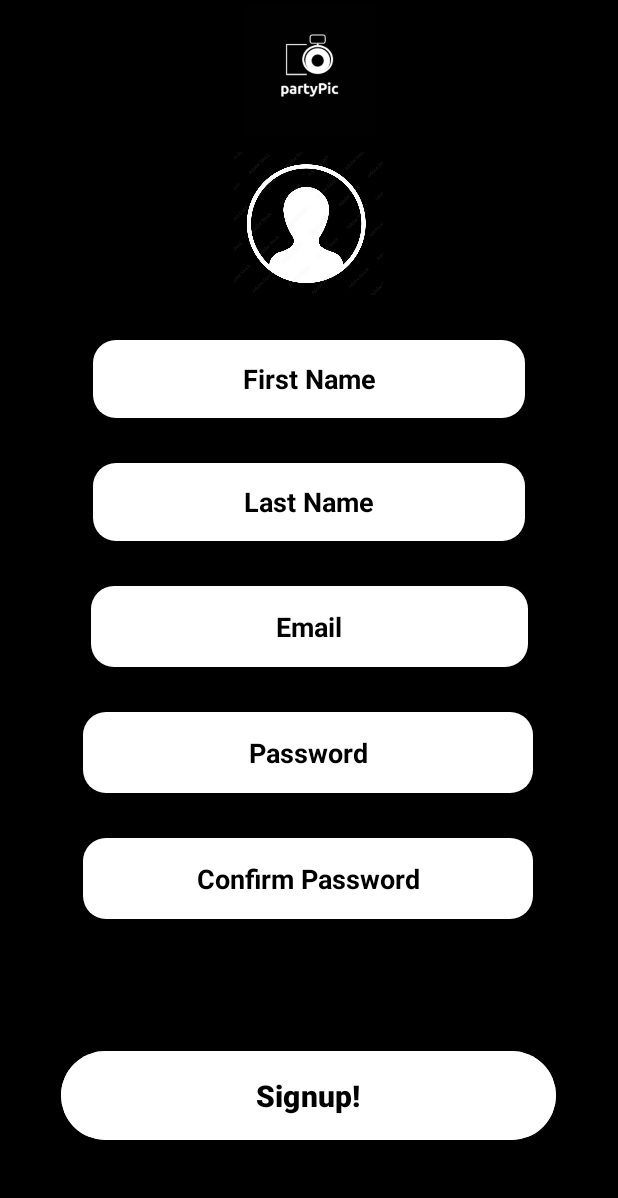
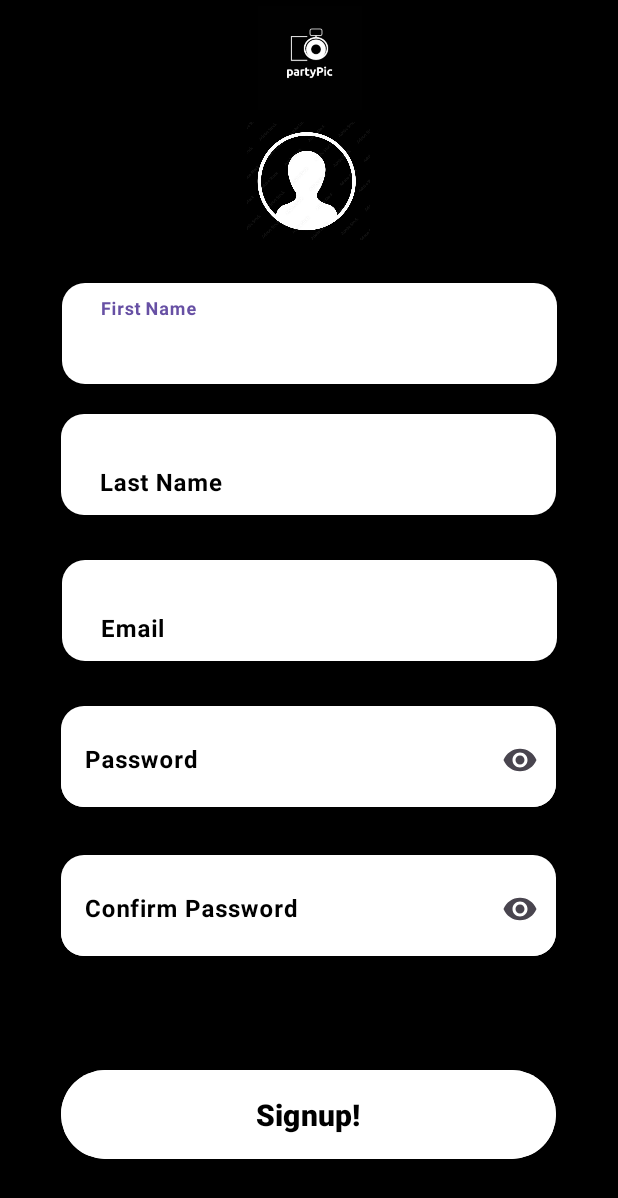
Before and after one commit to trollroll4u/DrinkMaster-android, an Android app: the SignupActivity screen opened directly, with no data from a screen before it, on a phone screen of 412 x 824 dp. Shown: the top 1198 px of the screen. Run offline under Robolectric (Android 15) with nearby library versions, the phone set to English and light mode, and no system bars.

Commit message:
change to google guidline

```diff
--- a/app/src/main/java/com/example/partypic2/SignupActivity.kt
+++ b/app/src/main/java/com/example/partypic/SignupActivity.kt
@@ -1,4 +1,4 @@
-package com.example.partypic2
+package com.example.partypic
 import android.content.Intent
 import androidx.appcompat.app.AppCompatActivity
 import android.os.Bundle
@@ -12,6 +12,7 @@ import android.widget.Toast
 import androidx.activity.result.ActivityResult
 import androidx.activity.result.ActivityResultLauncher
 import androidx.activity.result.contract.ActivityResultContracts.StartActivityForResult
+
 
 
 class SignupActivity : AppCompatActivity() {
--- a/app/src/main/res/layout/activity_main.xml
+++ b/app/src/main/res/layout/activity_main.xml
@@ -16,6 +16,8 @@
         app:layout_constraintStart_toStartOf="parent"
         app:layout_constraintTop_toTopOf="parent" />
 
+
+
     <Button
         android:id="@+id/onCreateButton"
         android:layout_width="0dp"
--- a/app/src/main/res/layout/signup_screen.xml
+++ b/app/src/main/res/layout/signup_screen.xml
@@ -9,8 +9,8 @@
 
     <ImageView
         android:id="@+id/imageView2"
-        android:layout_width="106dp"
-        android:layout_height="87dp"
+        android:layout_width="98dp"
+        android:layout_height="69dp"
         android:layout_marginTop="4dp"
         app:layout_constraintEnd_toEndOf="parent"
         app:layout_constraintStart_toStartOf="parent"
@@ -20,10 +20,10 @@
 
     <ImageButton
         android:id="@+id/profilePicButton"
+        android:layout_width="106dp"
+        android:layout_height="95dp"
+        android:backgroundTint="#000000"
         android:contentDescription="pick profile picture"
-        android:layout_width="122dp"
-        android:layout_height="115dp"
-        android:backgroundTint="#000000"
         android:scaleType="centerCrop"
         app:layout_constraintEnd_toEndOf="parent"
         app:layout_constraintHorizontal_bias="0.498"
@@ -31,16 +31,14 @@
         app:layout_constraintTop_toBottomOf="@+id/imageView2"
         app:srcCompat="@drawable/profilelogo" />
 
-    <EditText
-        android:id="@+id/editTextFirstName"
-        android:layout_width="288dp"
-        android:layout_height="52dp"
+    <com.google.android.material.textfield.TextInputLayout
+        android:id="@+id/layoutTextFirstName"
+        android:layout_width="330dp"
+        android:layout_height="67dp"
         android:layout_marginTop="20dp"
         android:width="291dp"
-        android:height="54dp"
+        android:height="62dp"
         android:background="@drawable/rounded_edittext"
-        android:ems="10"
-        android:gravity="center"
         android:hint="First Name"
         android:inputType="text"
         android:padding="10dp"
@@ -50,18 +48,29 @@
         android:textStyle="bold"
         app:layout_constraintEnd_toEndOf="parent"
         app:layout_constraintStart_toStartOf="parent"
-        app:layout_constraintTop_toBottomOf="@+id/profilePicButton" />
+        app:layout_constraintTop_toBottomOf="@+id/profilePicButton" >
 
-    <EditText
-        android:id="@+id/editTextLastName"
-        android:layout_width="288dp"
-        android:layout_height="52dp"
-        android:layout_marginTop="30dp"
-        android:width="291dp"
-        android:height="54dp"
+        <com.google.android.material.textfield.TextInputEditText
+            android:id="@+id/editTextFirstName"
+            android:layout_width="match_parent"
+            android:layout_height="62dp"
+            android:layout_marginTop="20dp"
             android:background="@drawable/rounded_edittext"
             android:ems="10"
-        android:gravity="center"
+            android:shadowColor="#000000"
+            android:textColor="#000000"
+            android:textColorHint="#000000"
+            android:textStyle="bold" />
+    </com.google.android.material.textfield.TextInputLayout>
+
+    <com.google.android.material.textfield.TextInputLayout
+        android:id="@+id/layoutTextLastName"
+        android:layout_width="330dp"
+        android:layout_height="67dp"
+        android:layout_marginTop="20dp"
+        android:width="291dp"
+        android:height="62dp"
+        android:background="@drawable/rounded_edittext"
         android:hint="Last Name"
         android:inputType="text"
         android:padding="10dp"
@@ -70,17 +79,30 @@
         android:textColorHint="#000000"
         android:textStyle="bold"
         app:layout_constraintEnd_toEndOf="parent"
+        app:layout_constraintHorizontal_bias="0.495"
         app:layout_constraintStart_toStartOf="parent"
-        app:layout_constraintTop_toBottomOf="@+id/editTextFirstName" />
+        app:layout_constraintTop_toBottomOf="@+id/layoutTextFirstName" >
 
-    <EditText
-        android:id="@+id/editTextEmailAddress"
-        android:layout_width="291dp"
-        android:layout_height="54dp"
+        <com.google.android.material.textfield.TextInputEditText
+            android:id="@+id/editTextLastName"
+            android:layout_width="308dp"
+            android:layout_height="62dp"
+            android:layout_marginTop="20dp"
+            android:background="@drawable/rounded_edittext"
+            android:ems="10"
+            android:shadowColor="#000000"
+            android:textColor="#000000"
+            android:textColorHint="#000000"
+            android:textStyle="bold" />
+
+    </com.google.android.material.textfield.TextInputLayout>
+
+    <com.google.android.material.textfield.TextInputLayout
+        android:id="@+id/layoutTextEmailAddress"
+        android:layout_width="330dp"
+        android:layout_height="67dp"
         android:layout_marginTop="30dp"
         android:background="@drawable/rounded_edittext"
-        android:ems="10"
-        android:gravity="center"
         android:hint="Email"
         android:inputType="textEmailAddress"
         android:padding="10dp"
@@ -90,18 +112,59 @@
         android:textStyle="bold"
         app:layout_constraintEnd_toEndOf="parent"
         app:layout_constraintStart_toStartOf="parent"
-        app:layout_constraintTop_toBottomOf="@+id/editTextLastName" />
+        app:layout_constraintTop_toBottomOf="@+id/layoutTextLastName" >
 
-    <EditText
-        android:id="@+id/editTextPassword"
-        android:layout_width="300dp"
-        android:layout_height="54dp"
+        <com.google.android.material.textfield.TextInputEditText
+            android:id="@+id/editTextEmailAddress"
+            android:layout_width="match_parent"
+            android:layout_height="62dp"
+            android:layout_marginTop="20dp"
+            android:background="@drawable/rounded_edittext"
+            android:ems="10"
+            android:shadowColor="#000000"
+            android:textColor="#000000"
+            android:textColorHint="#000000"
+            android:textStyle="bold" />
+
+
+    </com.google.android.material.textfield.TextInputLayout>
+
+    <com.google.android.material.textfield.TextInputLayout
+        android:id="@+id/layoutTextPassword"
+        android:layout_width="330dp"
+        android:layout_height="67dp"
         android:layout_marginTop="30dp"
         android:background="@drawable/rounded_edittext"
+        android:hint="Password"
+        app:endIconMode="password_toggle"
+        android:textColorHint="#000000"
+        app:layout_constraintEnd_toEndOf="parent"
+        app:layout_constraintHorizontal_bias="0.495"
+        app:layout_constraintStart_toStartOf="parent"
+        app:layout_constraintTop_toBottomOf="@+id/layoutTextEmailAddress" >
+
+        <com.google.android.material.textfield.TextInputEditText
+            android:id="@+id/editTextPassword"
+            android:layout_width="match_parent"
+            android:layout_height="62dp"
+            android:layout_marginTop="20dp"
+            android:background="@drawable/rounded_edittext"
             android:ems="10"
-        android:gravity="center"
-        android:hint="Password"
             android:inputType="textPassword"
+            android:shadowColor="#000000"
+            android:textColor="#000000"
+            android:textColorHint="#000000"
+            android:textStyle="bold" />
+
+    </com.google.android.material.textfield.TextInputLayout>
+
+    <com.google.android.material.textfield.TextInputLayout
+        android:id="@+id/layoutTextConfirmPassword"
+        android:layout_width="330dp"
+        android:layout_height="67dp"
+        android:layout_marginTop="32dp"
+        android:background="@drawable/rounded_edittext"
+        app:endIconMode="password_toggle"
         android:shadowColor="#000000"
         android:textColor="#0E0E0E"
         android:textColorHint="#000000"
@@ -109,28 +172,25 @@
         app:layout_constraintEnd_toEndOf="parent"
         app:layout_constraintHorizontal_bias="0.495"
         app:layout_constraintStart_toStartOf="parent"
-        app:layout_constraintTop_toBottomOf="@+id/editTextEmailAddress" />
+        app:layout_constraintTop_toBottomOf="@+id/layoutTextPassword" >
 
-    <EditText
+        <com.google.android.material.textfield.TextInputEditText
             android:id="@+id/editTextConfirmPassword"
-        android:layout_width="300dp"
-        android:layout_height="54dp"
-        android:layout_marginTop="30dp"
+            android:layout_width="match_parent"
+            android:layout_height="62dp"
+            android:layout_marginTop="20dp"
             android:background="@drawable/rounded_edittext"
             android:ems="10"
-        android:gravity="center"
             android:hint="Confirm Password"
             android:inputType="textPassword"
             android:shadowColor="#000000"
-        android:textColor="#0E0E0E"
+            android:textColor="#000000"
             android:textColorHint="#000000"
-        android:textStyle="bold"
-        app:layout_constraintEnd_toEndOf="parent"
-        app:layout_constraintHorizontal_bias="0.495"
-        app:layout_constraintStart_toStartOf="parent"
-        app:layout_constraintTop_toBottomOf="@+id/editTextPassword" />
+            android:textStyle="bold" />
 
-    <Button
+    </com.google.android.material.textfield.TextInputLayout>
+
+    <com.google.android.material.button.MaterialButton
         android:id="@+id/SignupButton"
         android:layout_width="330dp"
         android:layout_height="67dp"
@@ -145,7 +205,7 @@
         app:layout_constraintEnd_toEndOf="parent"
         app:layout_constraintHorizontal_bias="0.493"
         app:layout_constraintStart_toStartOf="parent"
-        app:layout_constraintTop_toBottomOf="@+id/editTextConfirmPassword" />
+        app:layout_constraintTop_toBottomOf="@+id/layoutTextConfirmPassword" />
 
 
 
--- a/build.gradle.kts
+++ b/build.gradle.kts
@@ -2,4 +2,5 @@
 plugins {
     id("com.android.application") version "8.2.0" apply false
     id("org.jetbrains.kotlin.android") version "1.9.10" apply false
+    id("com.google.gms.google-services") version "4.4.0" apply false
 }
```
Also changed, not shown: app/build.gradle.kts (+6 -2 lines), app/src/main/AndroidManifest.xml (+4 -4 lines), app/src/main/java/com/example/partypic/LoginActivity.kt (renamed from app/src/main/java/com/example/partypic2/LoginActivity.kt, +4 -3 lines), app/src/main/java/com/example/partypic/MainActivity.kt (added, +57 -0 lines), app/src/main/java/com/example/partypic2/MainActivity.kt (deleted, +0 -25 lines), app/src/main/res/layout/login_screen.xml (+48 -18 lines), 5 other files. Lines whose indentation alone changed are shown as unchanged.
